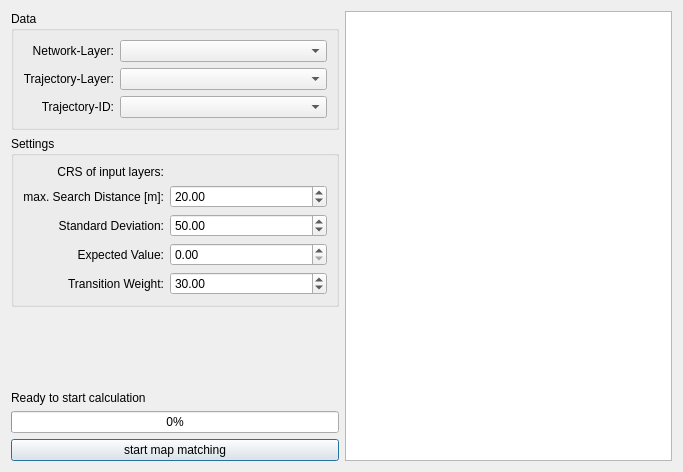
jagodki/Offline-MapMatching, file src/offlinemapmatching/offline_map_matching_dialog_base.ui: the form before one commit.
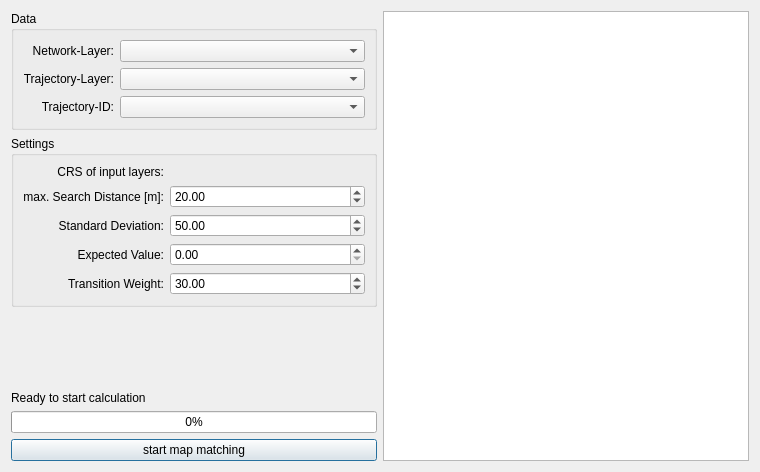
The form after the commit. Custom widgets are drawn as their Qt base class.

```diff
--- a/src/offlinemapmatching/offline_map_matching_dialog_base.ui
+++ b/src/offlinemapmatching/offline_map_matching_dialog_base.ui
@@ -6,7 +6,7 @@
    <rect>
     <x>0</x>
     <y>0</y>
-    <width>683</width>
+    <width>760</width>
     <height>472</height>
    </rect>
   </property>
```
Left out of the diff: 2 changed lines with no effect on the pictures.
